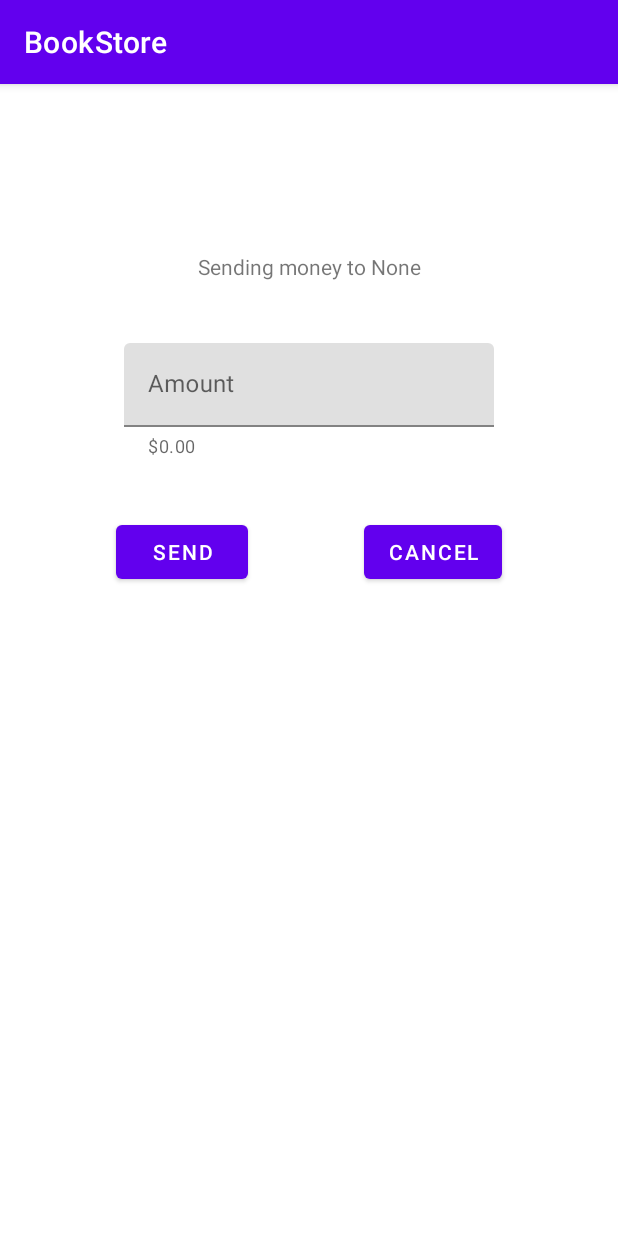
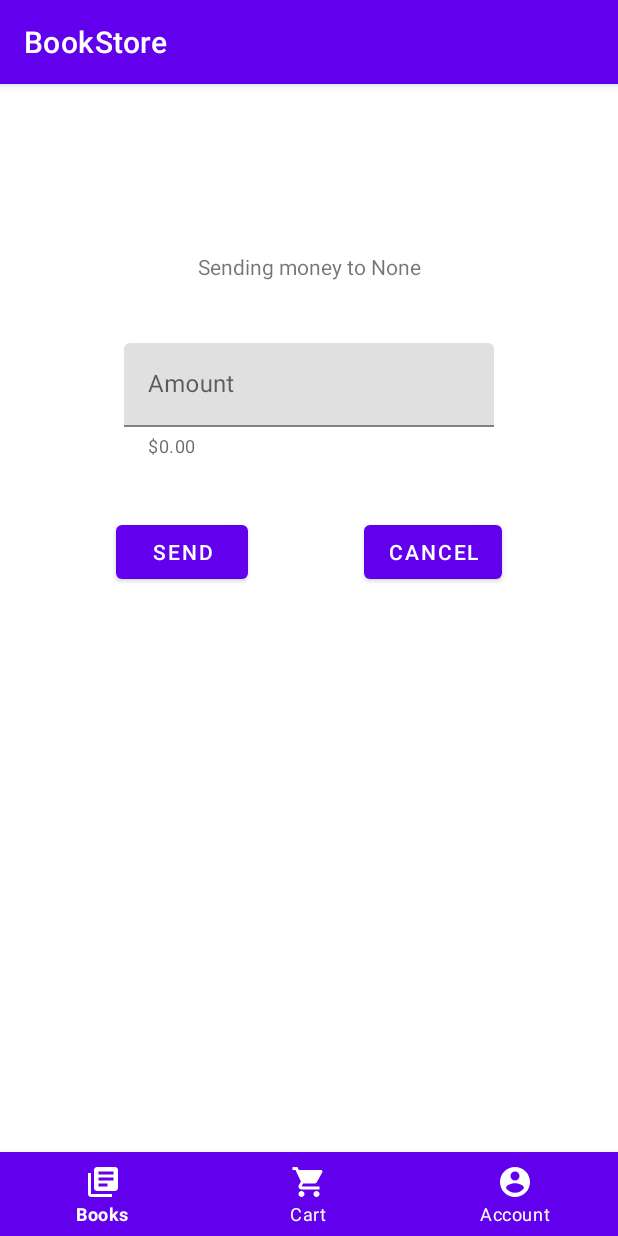
Before and after one commit to ALPHA-GPTK/BookStore, an Android app: the BookStoreFragment screen opened through its navigation route, on a phone screen of 412 x 824 dp. Run offline under Robolectric (Android 15) with nearby library versions, the phone set to English and light mode, and no system bars.

Commit message:
added bottom navigation bar

```diff
--- a/app/build.gradle
+++ b/app/build.gradle
@@ -40,6 +40,7 @@ dependencies {
     implementation 'androidx.appcompat:appcompat:1.2.0'
     implementation 'com.google.android.material:material:1.3.0'
     implementation 'androidx.constraintlayout:constraintlayout:2.0.4'
+    implementation 'com.google.android.material:material:1.1.0'
     implementation 'androidx.legacy:legacy-support-v4:1.0.0'
     testImplementation 'junit:junit:4.+'
     androidTestImplementation 'androidx.test.ext:junit:1.1.2'
--- a/app/src/main/java/com/example/bookstore/BookStoreFragment.kt
+++ b/app/src/main/java/com/example/bookstore/BookStoreFragment.kt
@@ -23,6 +23,7 @@ class BookStoreFragment : Fragment(), View.OnClickListener {
 
     override fun onCreate(savedInstanceState: Bundle?) {
         super.onCreate(savedInstanceState)
+
         recipient = arguments!!.getString("recipient").toString()
 
 
--- a/app/src/main/java/com/example/bookstore/MainActivity.kt
+++ b/app/src/main/java/com/example/bookstore/MainActivity.kt
@@ -2,12 +2,34 @@ package com.example.bookstore
 
 import android.os.Bundle
 import androidx.appcompat.app.AppCompatActivity
+import androidx.fragment.app.Fragment
+import kotlinx.android.synthetic.main.fragment_book_store.*
 
 class MainActivity : AppCompatActivity() {
+
+    private val booksFragment = BookStoreFragment()
+    private val cartFragment = CartFragment()
+
     override fun onCreate(savedInstanceState: Bundle?) {
         super.onCreate(savedInstanceState)
         setContentView(R.layout.activity_main)
+//        replaceFragment(booksFragment)
+//
+//        bottom_navigation.setOnNavigationItemSelectedListener{
+//            when(it.itemId){
+//                R.id.ic_books -> replaceFragment(booksFragment)
+//                R.id.ic_cart -> replaceFragment(cartFragment)
+//            }
+//            true
+//        }
     }
 
-    //HElLOOOOOOOOOOOOOOOOOOOOOOOOOOOOOOOOOOOOOOOO
+    //For navigating fragments -----
+    private fun replaceFragment(fragment: Fragment) {
+        if(fragment !=null){
+            val transaction = supportFragmentManager.beginTransaction()
+            transaction.replace(R.id.fragment_container, fragment)
+            transaction.commit()
+        }
+    }
 }
--- a/app/src/main/res/layout/fragment_book_store.xml
+++ b/app/src/main/res/layout/fragment_book_store.xml
@@ -75,5 +75,26 @@
             android:text="cancel"
     />
 
+    <com.google.android.material.bottomnavigation.BottomNavigationView
+        android:id="@+id/bottom_navigation"
+        android:layout_width="match_parent"
+        android:layout_height="wrap_content"
+        app:layout_constraintBottom_toBottomOf="parent"
+        app:layout_constraintLeft_toLeftOf="parent"
+        app:layout_constraintRight_toRightOf="parent"
+        app:menu="@menu/menu"
+        android:background="@color/purple_500"
+        app:itemIconTint="@color/white"
+        app:itemTextColor="@color/white"
+        />
+
+    <FrameLayout
+        android:id="@+id/fragment_container"
+        android:layout_width="match_parent"
+        android:layout_height="0dp"
+        app:layout_constraintTop_toTopOf="parent"
+        app:layout_constraintBottom_toTopOf="@+id/bottom_navigation"
+        />
+
 
 </androidx.constraintlayout.widget.ConstraintLayout>
--- /dev/null
+++ b/app/src/main/res/menu/menu.xml
@@ -0,0 +1,20 @@
+<?xml version="1.0" encoding="utf-8"?>
+<menu xmlns:android="http://schemas.android.com/apk/res/android">
+    <item
+        android:id="@+id/ic_books"
+        android:icon="@drawable/ic_books"
+        android:title="@string/books"
+        />
+
+    <item
+        android:id="@+id/ic_cart"
+        android:icon="@drawable/ic_cart"
+        android:title="@string/cart"
+        />
+
+    <item
+        android:id="@+id/ic_account"
+        android:icon="@drawable/ic_account"
+        android:title="@string/account"
+        />
+</menu>
--- a/app/src/main/res/values/colors.xml
+++ b/app/src/main/res/values/colors.xml
@@ -7,4 +7,5 @@
     <color name="teal_700">#FF018786</color>
     <color name="black">#FF000000</color>
     <color name="white">#FFFFFFFF</color>
+    <color name="pink">#E91E63</color>
 </resources>
--- a/app/src/main/res/values/strings.xml
+++ b/app/src/main/res/values/strings.xml
@@ -14,4 +14,7 @@
     <string name="sub_desc">Lorem ipsum sit dolor amet</string>
     <string name="desc">Lorem Ipsum</string>
     <string name="mainFragment_illustration">Onboard Image Illustration</string>
+    <string name="books">Books</string>
+    <string name="cart">Cart</string>
+    <string name="account">Account</string>
 </resources>
```
Also changed, not shown: app/src/main/res/layout/fragment_cart.xml (+20 -0 lines).
